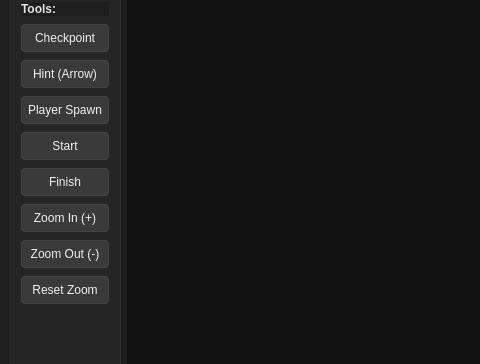
First picture: the form in editor/editor-mapas/mainwindow.ui, repository vcalomi/need-for-speed-2025c2-g9, before the edit; both pictures show x 0 to 480 and y 241 to 605 of the 1280 by 720 pixel window.
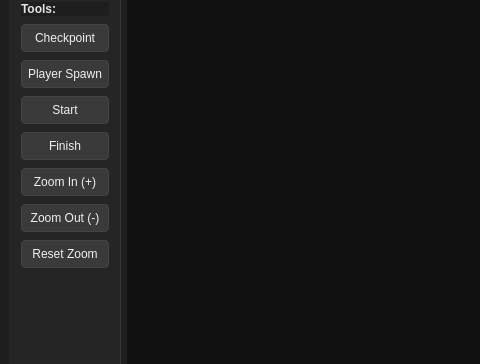
Second picture: the form after the edit.

Commit message: add technical documentation and project manual + change editor hints Co-authored-by: Juana Galli <jgallio@fi.uba.ar>

What changed in the file:
```diff
--- a/editor/editor-mapas/mainwindow.ui
+++ b/editor/editor-mapas/mainwindow.ui
@@ -146,7 +146,6 @@
         </widget>
        </item>
        <item><widget class="QPushButton" name="checkpointToolBtn"><property name="text"><string>Checkpoint</string></property></widget></item>
-       <item><widget class="QPushButton" name="hintToolBtn"><property name="text"><string>Hint (Arrow)</string></property></widget></item>
        <item><widget class="QPushButton" name="spawnToolBtn"><property name="text"><string>Player Spawn</string></property></widget></item>
        <item><widget class="QPushButton" name="startToolBtn"><property name="text"><string>Start</string></property></widget></item>
        <item><widget class="QPushButton" name="finishToolBtn"><property name="text"><string>Finish</string></property></widget></item>
```
The commit also changes 17 other files.
